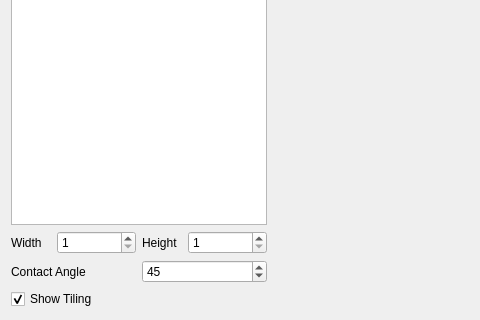
Old version of the form mainwindow.ui in the repository azer89/Star_Patterns; both pictures show x 0 to 480 and y 444 to 764 of the 1400 by 764 pixel window.
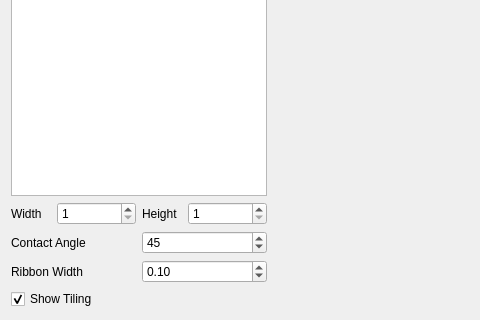
New version of the form. Custom widgets are drawn as their Qt base class.

```diff
--- a/mainwindow.ui
+++ b/mainwindow.ui
@@ -41,7 +41,7 @@
    <property name="minimumSize">
     <size>
      <width>252</width>
-     <height>209</height>
+     <height>242</height>
     </size>
    </property>
    <property name="allowedAreas">
@@ -224,6 +224,13 @@
        </item>
       </widget>
      </item>
+     <item row="4" column="0" colspan="2">
+      <widget class="QLabel" name="label_3">
+       <property name="text">
+        <string>Contact Angle</string>
+       </property>
+      </widget>
+     </item>
      <item row="4" column="2" colspan="2">
       <widget class="QSpinBox" name="angleSpinBox">
        <property name="maximum">
@@ -237,14 +244,7 @@
        </property>
       </widget>
      </item>
-     <item row="4" column="0" colspan="2">
-      <widget class="QLabel" name="label_3">
-       <property name="text">
-        <string>Contact Angle</string>
-       </property>
-      </widget>
-     </item>
-     <item row="5" column="0" colspan="4">
+     <item row="6" column="0" colspan="4">
       <widget class="QCheckBox" name="tilingCheckBox">
        <property name="text">
         <string>Show Tiling</string>
@@ -254,6 +254,26 @@
        </property>
       </widget>
      </item>
+     <item row="5" column="2" colspan="2">
+      <widget class="QDoubleSpinBox" name="rWidthSpinBox">
+       <property name="maximum">
+        <double>1.000000000000000</double>
+       </property>
+       <property name="singleStep">
+        <double>0.010000000000000</double>
+       </property>
+       <property name="value">
+        <double>0.100000000000000</double>
+       </property>
+      </widget>
+     </item>
+     <item row="5" column="0" colspan="2">
+      <widget class="QLabel" name="label_4">
+       <property name="text">
+        <string>Ribbon Width</string>
+       </property>
+      </widget>
+     </item>
     </layout>
    </widget>
   </widget>
```
